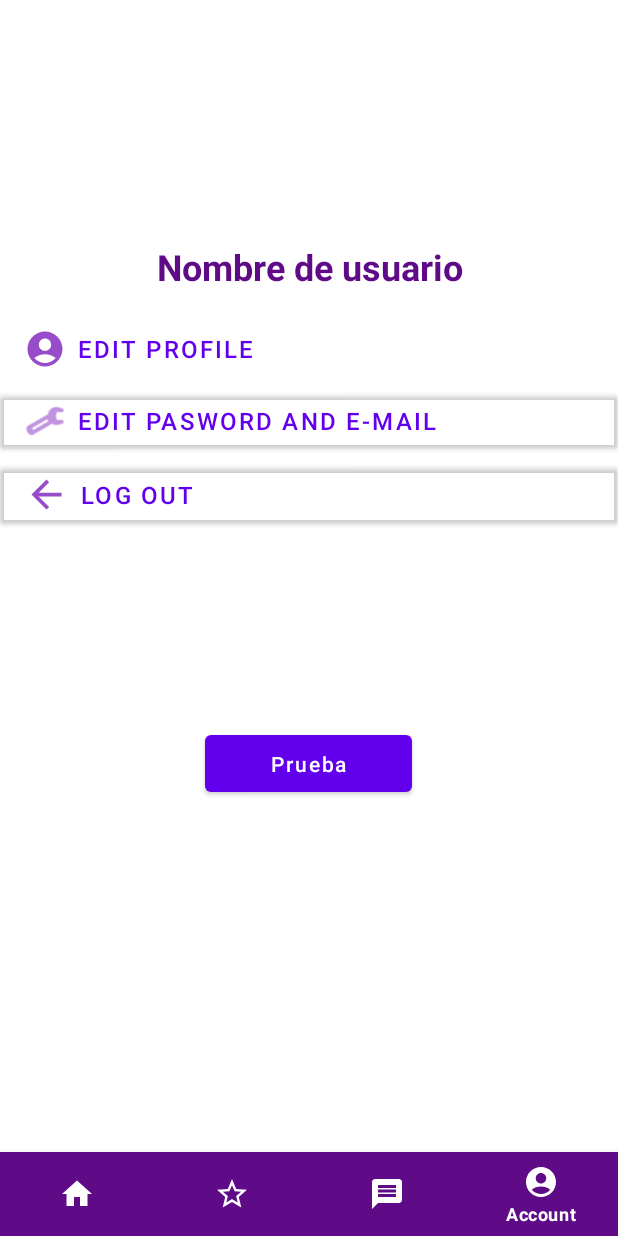
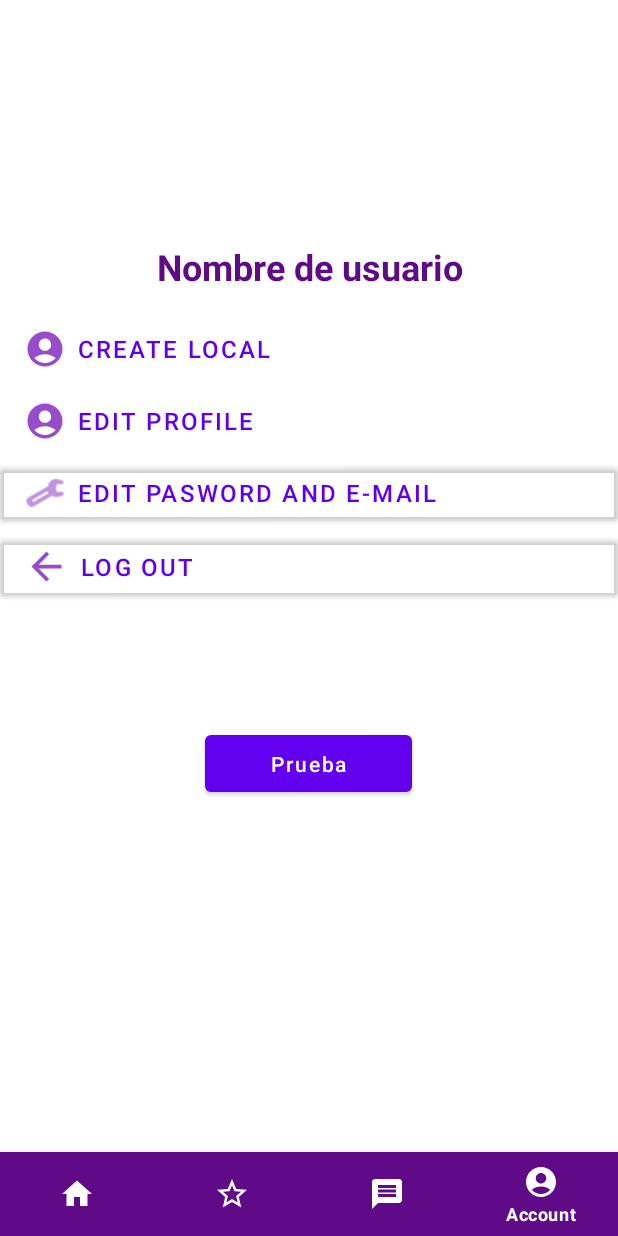
Before and after one commit to JMPMorgan/Tatto_AppV2, an Android app: the screen it shows after launch (MainActivity), item 4 of the bottom bar chosen, on a phone screen of 412 x 824 dp. Run offline under Robolectric (Android 15) with nearby library versions, the phone set to English and light mode, and no system bars; our stand-ins replace Picasso; pictures from the network do not load.

Commit message:
Add hide button create local

```diff
--- a/app/src/main/java/com/example/tattoapp/Fragments/ProfileFragment.kt
+++ b/app/src/main/java/com/example/tattoapp/Fragments/ProfileFragment.kt
@@ -26,6 +26,7 @@ import retrofit2.Response
 class ProfileFragment : Fragment() {
     private lateinit var  binding:View
     private var user:User ?=null
+    private var hasConexion:Boolean=true
     override fun onCreateView(
         inflater: LayoutInflater, container: ViewGroup?,
         savedInstanceState: Bundle?
@@ -63,6 +64,7 @@ class ProfileFragment : Fragment() {
                         return;
                     }
                     user=response.body()?.user
+
                     val image=binding.findViewById<ImageView>(R.id.image_profile_fragment)
 
                     Picasso.get()
@@ -70,10 +72,18 @@ class ProfileFragment : Fragment() {
                         .into(image)
                     // TODO("Falta Guardar los mensajes en la BD de la APP")
 
+                    if(user!!.hasLocal){
+                        val btnCreateLocal=binding.findViewById<Button>(R.id.btnCreateLocal)
+                        Log.e("Hola","Hola")
+                        btnCreateLocal.visibility=View.GONE
+                    }
+
                 }
 
                 override fun onFailure(call: Call<UserResponse>, t: Throwable) {
                     Log.e("Hola","Hola")
+                    hasConexion=false
+
                 }
             }
         )
--- a/app/src/main/java/com/example/tattoapp/RecyclerViews/DataClasses/User.kt
+++ b/app/src/main/java/com/example/tattoapp/RecyclerViews/DataClasses/User.kt
@@ -29,7 +29,9 @@ data class User(
     @SerializedName("token")
     var jwt:String?=null,
     @SerializedName("img")
-    var file:String?=null
+    var file:String?=null,
+    @SerializedName("hasLocal")
+    var hasLocal:Boolean=false
 ){
 
     private val userServices: UserService = ApiEngine.getApi().create(UserService::class.java)
--- a/app/src/main/java/com/example/tattoapp/utilis/ApiConstants.kt
+++ b/app/src/main/java/com/example/tattoapp/utilis/ApiConstants.kt
@@ -4,8 +4,8 @@ class ApiConstants {
     companion object{
         //Esta ip es la ip de tu computadora para saberla en CMD pon ipconfig
 //        const val BASEURL_DEV="https://backend-tatto.onrender.com/"
-        //192.168.100
-        const val BASEURL_DEV="http://192.168.100.10:8080"
+        //192.168.100.14
+        const val BASEURL_DEV="http://192.168.100.14:8080"
         const val BASEURL_PROD=""
     }
 }
--- a/app/src/main/res/layout/fragment_profile.xml
+++ b/app/src/main/res/layout/fragment_profile.xml
@@ -33,6 +33,22 @@
         tools:ignore="MissingConstraints"
         tools:layout_editor_absoluteX="0dp" />
 
+
+    <Button
+        android:id="@+id/btnCreateLocal"
+        android:layout_width="match_parent"
+        android:layout_height="wrap_content"
+        android:background="@color/transparent"
+        android:text="Create Local"
+        android:textAlignment="textStart"
+        android:textColor="@color/purple_500"
+        android:textSize="16sp"
+        app:icon="@drawable/ic_account"
+        app:iconSize="28dp"
+        app:iconTint="@color/purple_400"
+        app:layout_constraintTop_toBottomOf="@+id/user_name_profile_fragment"
+        tools:layout_editor_absoluteX="0dp" />
+
     <Button
         android:id="@+id/btnEdit"
         android:layout_width="match_parent"
@@ -45,7 +61,7 @@
         app:icon="@drawable/ic_account"
         app:iconSize="28dp"
         app:iconTint="@color/purple_400"
-        app:layout_constraintTop_toBottomOf="@+id/user_name_profile_fragment"
+        app:layout_constraintTop_toBottomOf="@+id/btnCreateLocal"
         tools:layout_editor_absoluteX="0dp" />
 
     <Button
```
